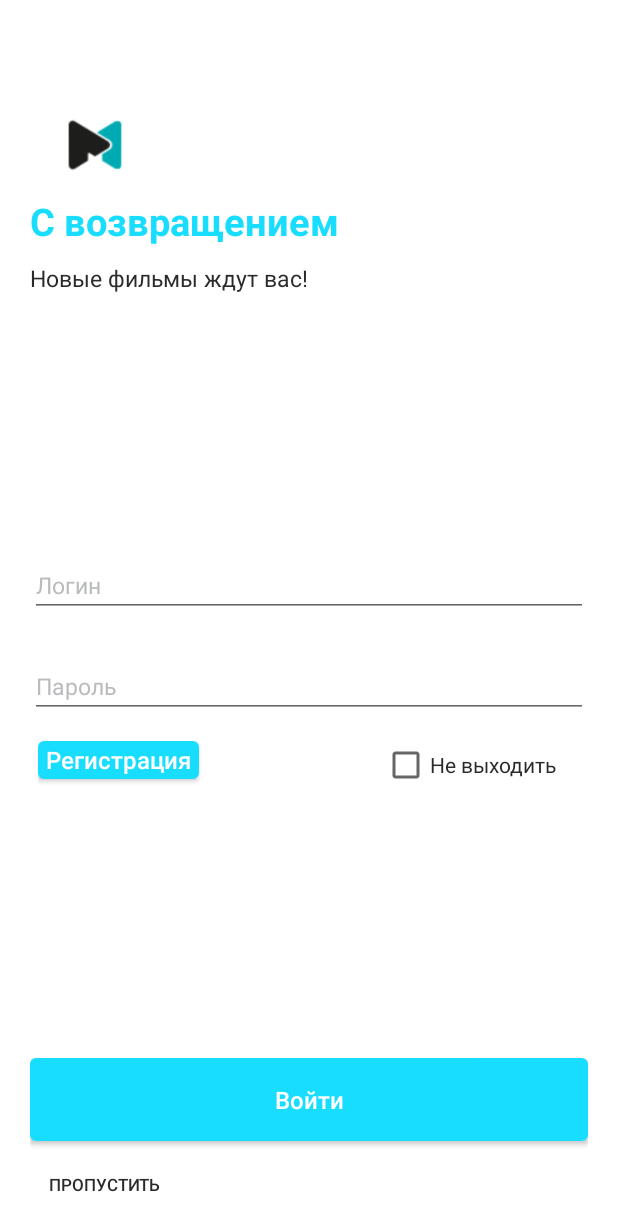
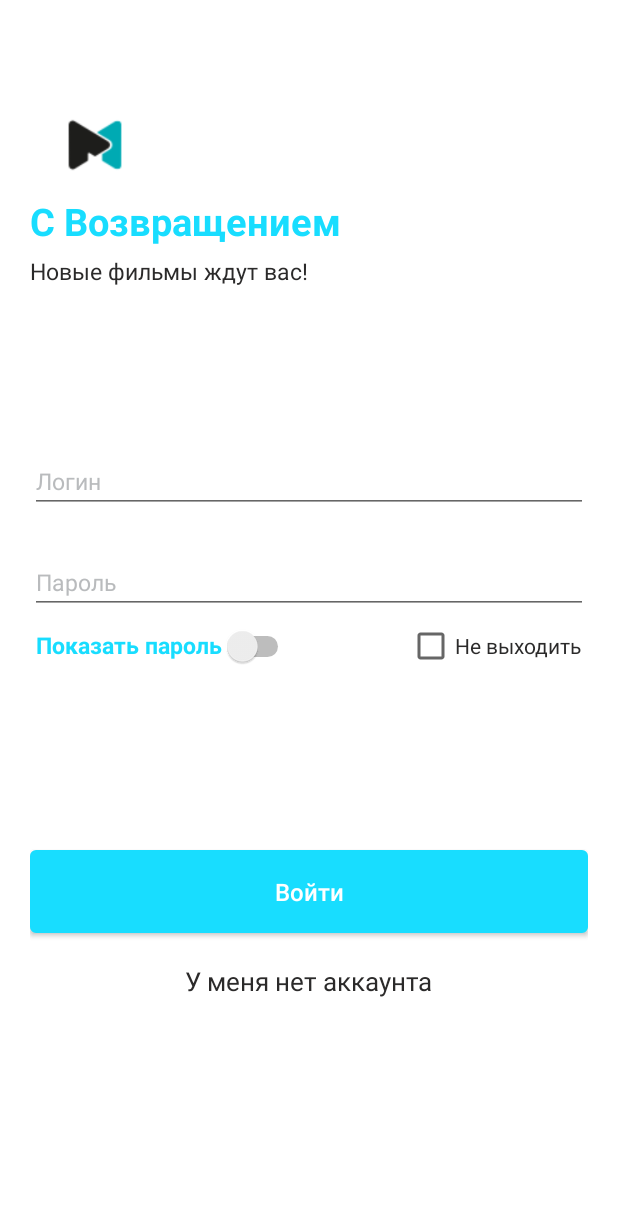
Before and after one commit to Nikkooly/Magnificent, an Android app: the screen it shows after launch (Login), on a phone screen of 412 x 824 dp. Shown: the top 1231 px of the screen. Run offline under Robolectric (Android 15) with nearby library versions, the phone set to English and light mode, and no system bars; our stand-ins replace RxJava; libraries missing offline, so code that uses them is left out: com.bestsoft32.tt_fancy_gif_dialog_lib, dmax.dialog.

Commit message:
Fix Login form design

```diff
--- a/kursovoi/app/src/main/java/com/bstu/fit/yarmolik/cinema/Login.java
+++ b/kursovoi/app/src/main/java/com/bstu/fit/yarmolik/cinema/Login.java
@@ -12,20 +12,24 @@ import android.net.ConnectivityManager;
 import android.net.NetworkInfo;
 import android.os.Bundle;
 import android.os.CountDownTimer;
+import android.text.method.PasswordTransformationMethod;
 import android.view.View;
 import android.view.ViewPropertyAnimator;
 import android.view.Window;
 import android.view.WindowManager;
 import android.widget.Button;
 import android.widget.CheckBox;
+import android.widget.CompoundButton;
 import android.widget.EditText;
 import android.widget.ImageView;
 import android.widget.ProgressBar;
 import android.widget.RelativeLayout;
+import android.widget.Switch;
 import android.widget.TextView;
 import android.widget.Toast;
 
 import androidx.appcompat.app.AppCompatActivity;
+import androidx.constraintlayout.widget.ConstraintLayout;
 import androidx.core.content.ContextCompat;
 import androidx.fragment.app.Fragment;
 
@@ -59,12 +63,12 @@ import static android.view.View.VISIBLE;
 public class Login extends AppCompatActivity {
 
     private ImageView bookIconImageView;
-    private TextView bookITextView;
+    private TextView bookITextView,noAccount;
     private EditText login,password;
     private Button btn_login;
     String response="";
     public boolean stateInternet;
-    private RelativeLayout rootView, afterAnimationView;
+    private ConstraintLayout rootView, afterAnimationView;
     private IMyApi iMyApi;
     private SharedPreferences sharedPreferences;
     public static Integer userRoleId,guestRoleId;
@@ -81,6 +85,7 @@ public class Login extends AppCompatActivity {
     private final String APP_PREFERENCES_LOGIN="login";
     private final String APP_PREFERENCES_PASSWORD="password";
     private SQLiteDatabase database;
+    private Switch showPasswordSwitch;
     CheckInternetConnection checkInternetConnection;
 
     @Override
@@ -95,6 +100,29 @@ public class Login extends AppCompatActivity {
         getWindow().requestFeature(Window.FEATURE_NO_TITLE);
         setContentView(R.layout.activity_login);
         init();
+        noAccount.setOnClickListener(new View.OnClickListener() {
+            @Override
+            public void onClick(View v) {
+                if(stateInternet) {
+                    Intent intent = new Intent(Login.this, Registration.class);
+                    startActivity(intent);
+                    overridePendingTransition(R.anim.slide_in_right, R.anim.slide_out_left);
+                }
+                else{
+                    Toast.makeText(Login.this, "Регистрация в оффлайн-режиме не доступна! ", Toast.LENGTH_SHORT).show();
+                }
+            }
+        });
+        showPasswordSwitch.setOnCheckedChangeListener(new CompoundButton.OnCheckedChangeListener() {
+            @Override
+            public void onCheckedChanged(CompoundButton compoundButton, boolean b) {
+                if(!b)
+                    password.setTransformationMethod(new PasswordTransformationMethod());
+                else
+                    password.setTransformationMethod(null);
+                password.setSelection(password.length());
+            }
+        });
         try {
             dbHelper = new DbHelper(this, "project.db", null, 1);
             worksWithDb.userRegister(dbHelper);
@@ -279,7 +307,7 @@ public class Login extends AppCompatActivity {
             Toast.makeText(Login.this, "Отсутствует интернет подключение, вход возможен только авторизованным пользователям! ", Toast.LENGTH_SHORT).show();
         }
     }
-    public void SignUp(View view){
+    /*public void SignUp(View view){
         if(stateInternet) {
             Intent intent = new Intent(this, Registration.class);
             startActivity(intent);
@@ -288,19 +316,21 @@ public class Login extends AppCompatActivity {
         else{
             Toast.makeText(Login.this, "Регистрация в оффлайн-режиме не доступна! ", Toast.LENGTH_SHORT).show();
         }
-    }
+    }*/
 
     private void init() {
         bookIconImageView = findViewById(R.id.bookIconImageView);
         bookITextView = findViewById(R.id.bookITextView);
         rootView = findViewById(R.id.rootView);
         afterAnimationView = findViewById(R.id.afterAnimationView);
+        noAccount = findViewById(R.id.noAccountTextViewLoginActivity);
         login=findViewById(R.id.loginEditText);
         password=findViewById(R.id.passwordEditText);
         btn_login=findViewById(R.id.loginButton);
         checkInternetConnection=new CheckInternetConnection();
         checkBox=findViewById(R.id.checkBox);
         sharedPreferences = getSharedPreferences(APP_PREFERENCES, Context.MODE_PRIVATE);
+        showPasswordSwitch=findViewById(R.id.switchShowPasswordLoginActivity);
     }
 
     private void startAnimation() {
--- a/kursovoi/app/src/main/java/com/bstu/fit/yarmolik/cinema/Registration.java
+++ b/kursovoi/app/src/main/java/com/bstu/fit/yarmolik/cinema/Registration.java
@@ -214,6 +214,11 @@ public class Registration extends AppCompatActivity {
         super.onStop();
     }
 
+    @Override
+    public void onBackPressed() {
+        super.onBackPressed();
+        overridePendingTransition(R.anim.slide_in_left, R.anim.slide_out_right);
+    }
 
     public static String md5(final String s) {
         final String MD5 = "MD5";
--- a/kursovoi/app/src/main/res/layout/activity_login.xml
+++ b/kursovoi/app/src/main/res/layout/activity_login.xml
@@ -1,19 +1,31 @@
 <?xml version="1.0" encoding="utf-8"?>
-<RelativeLayout xmlns:android="http://schemas.android.com/apk/res/android"
+<androidx.constraintlayout.widget.ConstraintLayout
+    xmlns:android="http://schemas.android.com/apk/res/android"
+    xmlns:app="http://schemas.android.com/apk/res-auto"
     xmlns:tools="http://schemas.android.com/tools"
     android:id="@+id/rootView"
     android:layout_width="match_parent"
     android:layout_height="match_parent"
+    android:orientation="vertical"
     android:background="@color/colorBackground"
     tools:context=".Login">
+
     <!--android:background="@color/colorBackground"-->
-   <ImageView
+
+    <ImageView
         android:id="@+id/bookIconImageView"
         android:layout_width="60dp"
         android:layout_height="60dp"
         android:layout_centerInParent="true"
+        android:layout_marginStart="176dp"
+        android:layout_marginTop="324dp"
+        android:layout_marginEnd="175dp"
+        android:onClick="Skip"
         android:contentDescription="@null"
-        android:src="@drawable/app_icon" />
+        android:src="@drawable/app_icon"
+        app:layout_constraintEnd_toEndOf="parent"
+        app:layout_constraintStart_toStartOf="parent"
+        app:layout_constraintTop_toTopOf="parent" />
 
     <TextView
         android:id="@+id/bookITextView"
@@ -21,12 +33,19 @@
         android:layout_height="wrap_content"
         android:layout_below="@+id/bookIconImageView"
         android:layout_centerHorizontal="true"
+        android:layout_marginStart="139dp"
         android:layout_marginTop="5dp"
-        android:text="@string/booki"
+        android:layout_marginEnd="139dp"
+        android:text="@string/AppName"
         android:textColor="@color/colorSplashText"
-        android:textSize="25sp" />
+        android:textSize="25sp"
+        app:layout_constraintEnd_toEndOf="parent"
+        app:layout_constraintStart_toStartOf="parent"
+        app:layout_constraintTop_toBottomOf="@+id/bookIconImageView" />
 
-    <RelativeLayout
+
+
+    <androidx.constraintlayout.widget.ConstraintLayout
         android:id="@+id/afterAnimationView"
         android:layout_width="match_parent"
         android:layout_height="match_parent"
@@ -37,114 +56,120 @@
         android:visibility="gone">
 
         <TextView
+            android:id="@+id/readItTogetherTextView"
+            android:layout_width="match_parent"
+            android:layout_height="wrap_content"
+            android:layout_marginTop="5dp"
+            android:text="@string/newFilmsTextViewLogin"
+            android:textColor="@color/colorAccent"
+            android:textSize="15sp"
+            app:layout_constraintStart_toStartOf="parent"
+            app:layout_constraintTop_toBottomOf="@+id/WelcomeTextView" />
+
+        <TextView
             android:id="@+id/WelcomeTextView"
             android:layout_width="match_parent"
             android:layout_height="wrap_content"
-            android:text="С возвращением"
+            android:text="@string/welcomeTextViewLogin"
             android:textColor="@color/colorBackground"
             android:textSize="25sp"
-            android:textStyle="bold" />
+            android:textStyle="bold"
+            app:layout_constraintStart_toStartOf="parent"
+            app:layout_constraintTop_toTopOf="parent" />
 
-        <TextView
-            android:id="@+id/readItTogetherTextView"
+        <androidx.constraintlayout.widget.ConstraintLayout
             android:layout_width="match_parent"
             android:layout_height="wrap_content"
-            android:layout_below="@+id/WelcomeTextView"
-            android:layout_marginTop="10dp"
-            android:text="Новые фильмы ждут вас!"
-            android:textColor="@color/colorAccent"
-            android:textSize="15sp" />
+            app:layout_constraintTop_toBottomOf="@+id/readItTogetherTextView"
+            app:layout_constraintTop_toTopOf="parent"
+            tools:layout_editor_absoluteX="0dp">
 
-        <LinearLayout
-            android:layout_width="match_parent"
-            android:layout_height="match_parent"
-            android:layout_above="@+id/loginButton"
-            android:layout_below="@+id/readItTogetherTextView"
-            android:gravity="center"
-            android:orientation="vertical">
+            <TextView
+                android:id="@+id/noAccountTextViewLoginActivity"
+                android:layout_width="wrap_content"
+                android:layout_height="wrap_content"
+                android:layout_marginStart="103dp"
+                android:layout_marginTop="20dp"
+                android:layout_marginEnd="104dp"
+                android:text="У меня нет аккаунта"
+                android:textColor="@color/colorAccent"
+                android:textSize="17sp"
+                app:layout_constraintEnd_toEndOf="parent"
+                app:layout_constraintStart_toStartOf="parent"
+                app:layout_constraintTop_toBottomOf="@+id/loginButton" />
 
-            <EditText
-                android:id="@+id/loginEditText"
+            <Button
+                android:id="@+id/loginButton"
                 android:layout_width="match_parent"
+                android:layout_height="55dp"
+                android:layout_marginTop="120dp"
+                android:background="@drawable/button_drawable"
+                android:text="@string/enterButtonLogin"
+                android:textAllCaps="false"
+                android:textColor="@color/btnColor"
+                android:textSize="16sp"
+                app:layout_constraintEnd_toEndOf="parent"
+                app:layout_constraintStart_toStartOf="parent"
+                app:layout_constraintTop_toBottomOf="@+id/checkBox" />
+
+            <CheckBox
+                android:id="@+id/checkBox"
+                android:layout_width="wrap_content"
                 android:layout_height="wrap_content"
-                android:hint="Логин"
+                android:layout_gravity="right"
+                android:layout_marginTop="5dp"
+                android:layout_marginEnd="4dp"
+                android:text="@string/stayBackSwitchLogin"
                 android:textColor="@color/colorAccent"
-                android:textColorHint="@color/HintColorText"
-                android:textSize="15sp" />
+                app:layout_constraintEnd_toEndOf="parent"
+                app:layout_constraintTop_toBottomOf="@+id/passwordEditText" />
+
+            <Switch
+                android:id="@+id/switchShowPasswordLoginActivity"
+                android:layout_width="wrap_content"
+                android:layout_height="wrap_content"
+                android:layout_gravity="left"
+                android:layout_marginStart="4dp"
+                android:layout_marginTop="8dp"
+                android:backgroundTint="@color/HintColor"
+                android:fontFamily="@font/nunito_sans_bold_italic"
+                android:shadowColor="@color/HintColor"
+                android:text="@string/showPasswordSwitchRegistration"
+                android:textColor="@color/HintColor"
+                android:textSize="15sp"
+                app:layout_constraintStart_toStartOf="parent"
+                app:layout_constraintTop_toBottomOf="@+id/passwordEditText" />
 
             <EditText
                 android:id="@+id/passwordEditText"
                 android:layout_width="match_parent"
                 android:layout_height="wrap_content"
                 android:layout_marginTop="25dp"
-                android:hint="Пароль"
+                android:hint="@string/passwordTextViewLogin"
                 android:inputType="textPassword"
                 android:textColor="@color/colorAccent"
                 android:textColorHint="@color/HintColorText"
-                android:textSize="15sp" />
+                android:textSize="15sp"
+                app:layout_constraintEnd_toEndOf="parent"
+                app:layout_constraintStart_toStartOf="parent"
+                app:layout_constraintTop_toBottomOf="@+id/loginEditText" />
 
-            <FrameLayout
+            <EditText
+                android:id="@+id/loginEditText"
                 android:layout_width="match_parent"
                 android:layout_height="wrap_content"
-                android:layout_marginTop="10dp"
-                android:padding="5dp">
+                android:layout_marginTop="170dp"
+                android:hint="@string/loginTextViewLogin"
+                android:textColor="@color/colorAccent"
+                android:textColorHint="@color/HintColorText"
+                android:textSize="15sp"
+                app:layout_constraintEnd_toEndOf="parent"
+                app:layout_constraintStart_toStartOf="parent"
+                app:layout_constraintTop_toTopOf="parent" />
 
-                <Button
-                    android:id="@+id/signUp"
-                    android:layout_width="wrap_content"
-                    android:paddingLeft="5dp"
-                    android:paddingRight="5dp"
-                    android:layout_height="25dp"
-                    android:layout_marginBottom="5dp"
-                    android:background="@drawable/button_drawable"
-                    android:text="Регистрация"
-                    android:onClick="SignUp"
-                    android:textAllCaps="false"
-                    android:textColor="@color/btnColor"
-                    android:textSize="16sp" />
-                <CheckBox
-                    android:id="@+id/checkBox"
-                    android:layout_width="wrap_content"
-                    android:layout_height="wrap_content"
-                    android:text="Не выходить"
-                    android:textColor="@color/colorAccent"
-                    android:layout_gravity="right"
-                    android:layout_marginRight="15dp"/>
-
-            </FrameLayout>
-
-        </LinearLayout>
-
-        <Button
-            android:id="@+id/loginButton"
-            android:layout_width="match_parent"
-            android:layout_height="55dp"
-            android:layout_above="@+id/skipButton"
-            android:layout_marginBottom="5dp"
-            android:background="@drawable/button_drawable"
-            android:text="Войти"
-            android:textAllCaps="false"
-            android:textColor="@color/btnColor"
-            android:textSize="16sp" />
+        </androidx.constraintlayout.widget.ConstraintLayout>
 
 
-        <Button
-            android:id="@+id/skipButton"
-            style="@style/Widget.AppCompat.Button.Borderless"
-            android:layout_width="wrap_content"
-            android:text="Пропустить"
-            android:focusable="true"
-            android:gravity="center"
-            android:padding="12dp"
-            android:onClick="Skip"
-            android:layout_alignParentBottom="true"
-            android:layout_marginBottom="10dp"
-            android:textSize="11sp"
-            android:textColor="@color/colorAccent"
-            android:layout_height="wrap_content" />
+    </androidx.constraintlayout.widget.ConstraintLayout>
 
-    </RelativeLayout>
-
-
-
-</RelativeLayout>
+</androidx.constraintlayout.widget.ConstraintLayout>
--- a/kursovoi/app/src/main/res/layout/activity_registration.xml
+++ b/kursovoi/app/src/main/res/layout/activity_registration.xml
@@ -19,21 +19,21 @@
         android:layout_marginStart="25dp"
         android:layout_marginTop="35dp"
         android:fontFamily="@font/nunito_sans_bold_italic"
-        android:text="Регистрация"
+        android:text="@string/confirmButtonRegistration"
         android:textColor="@color/colorBackground"
-        android:textSize="25dp"
+        android:textSize="25sp"
         app:layout_constraintStart_toStartOf="parent"
         app:layout_constraintTop_toBottomOf="@+id/IconImageView" />
 
     <TextView
-        android:id="@+id/textview50"
+        android:id="@+id/textView50"
         android:layout_width="match_parent"
         android:layout_height="wrap_content"
         android:layout_marginStart="25dp"
         android:layout_marginTop="15dp"
         android:layout_marginEnd="25dp"
         android:fontFamily="@font/nunito_sans_italic"
-        android:text="Фильм – это жизнь, с которой вывели пятна скуки."
+        android:text="@string/citationTextViewRegistration"
         android:textColor="@color/colorAccent"
         android:textSize="15sp"
         app:layout_constraintEnd_toEndOf="parent"
@@ -75,7 +75,7 @@
             android:fontFamily="@font/nunito_sans_bold_italic"
             android:text="@string/loginTextViewRegistration"
             android:textColor="@color/HintColor"
-            android:textSize="15dp" />
+            android:textSize="15sp" />
 
         <EditText
             android:id="@+id/editTextLoginRegistrationActivity"
@@ -114,17 +114,16 @@
             android:fontFamily="@font/nunito_sans_bold_italic"
             android:text="@string/emailTextViewRegistration"
             android:textColor="@color/HintColor"
-            android:textSize="15dp" />
+            android:textSize="15sp" />
 
         <EditText
             android:id="@+id/editTextEmailRegistrationActivity"
             android:layout_width="match_parent"
             android:layout_height="wrap_content"
-
             android:ems="10"
             android:fontFamily="@font/nunito_sans"
             android:hint="@string/emailEditTextRegistration"
-            android:inputType="text"
+            android:inputType="textEmailAddress"
             android:textColor="@color/colorAccent"
             android:textColorHint="@color/HintColorText" />
     </LinearLayout>
@@ -153,7 +152,7 @@
             android:fontFamily="@font/nunito_sans_bold_italic"
             android:text="@string/passwordTextViewRegistration"
             android:textColor="@color/HintColor"
-            android:textSize="15dp" />
+            android:textSize="15sp" />
 
         <EditText
             android:id="@+id/editTextPasswordRegistrationActivity"
@@ -172,7 +171,7 @@
             android:layout_height="wrap_content"
             android:layout_marginStart="4dp"
             android:layout_marginTop="5dp"
-            android:textSize="15dp"
+            android:textSize="15sp"
             android:backgroundTint="@color/HintColor"
             android:fontFamily="@font/nunito_sans_bold_italic"
             android:shadowColor="@color/HintColor"
@@ -205,12 +204,12 @@
         android:layout_width="wrap_content"
         android:layout_height="wrap_content"
         android:layout_marginStart="25dp"
-        android:text="Алфред Хичкок"
+        android:text="@string/citationAuthorTextViewRegistration"
         android:fontFamily="@font/nunito_sans_italic"
         android:textColor="@color/colorAccent"
         android:textSize="15sp"
         app:layout_constraintStart_toStartOf="parent"
-        app:layout_constraintTop_toBottomOf="@+id/textview50" />
+        app:layout_constraintTop_toBottomOf="@+id/textView50" />
 
     <!-- <TableLayout
          android:id="@+id/tableLayoutRegistrationActivity"
--- a/kursovoi/app/src/main/res/values/strings.xml
+++ b/kursovoi/app/src/main/res/values/strings.xml
@@ -21,4 +21,16 @@
     <string name="emailEditTextRegistration">example@gmail.com</string>
     <string name="passwordEditTextRegistration">Введите ваш пароль</string>
     <string name="confirmButtonRegistration">Регистрация</string>
+    <string name="citationTextViewRegistration">Фильм – это жизнь, с которой вывели пятна скуки.</string>
+    <string name="citationAuthorTextViewRegistration">Алфред Хичкок</string>
+    <!--Login activity-->
+    <string name="AppName">Magnificent</string>
+    <string name="welcomeTextViewLogin">С Возвращением</string>
+    <string name="newFilmsTextViewLogin">Новые фильмы ждут вас!</string>
+    <string name="loginTextViewLogin">Логин</string>
+    <string name="passwordTextViewLogin">Пароль</string>
+    <string name="confirmRegistrationButtonLogin">Регистрация</string>
+    <string name="stayBackSwitchLogin">Не выходить</string>
+    <string name="enterButtonLogin">Войти</string>
+    <string name="skipButtonLogin">Пропустить</string>
 </resources>
```
